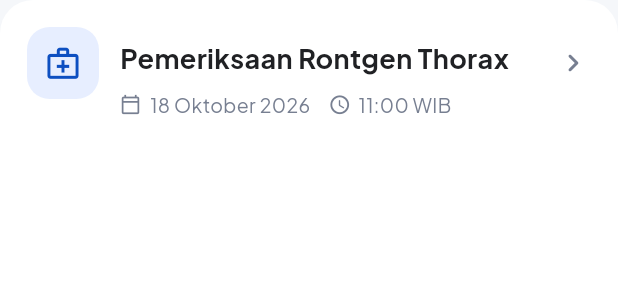
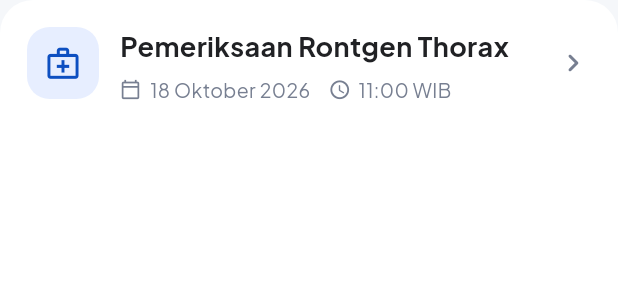
Before and after one commit to Maskhu-codes/pku-gamping-mobile, a Flutter app: the _ResultCard widget shown alone on an empty page, opened directly with sample values from the repository, on a phone screen of 412 x 824 dp. Shown: the top 300 px of the screen. Run offline on Flutter 3.47's test engine with Material 3 defaults, Android fonts, the phone set to English and light mode, and no system bars; our stand-ins replace dio, shared_preferences; accounts and stored records are empty.

Commit message:
Terbaru nih

```diff
--- a/lib/screens/hasil_radiologi_screen.dart
+++ b/lib/screens/hasil_radiologi_screen.dart
@@ -162,7 +162,7 @@ class _ResultCard extends StatelessWidget {
     return Material(
       color: Colors.white,
       borderRadius: BorderRadius.circular(22),
-      elevation: 1,
+
       shadowColor: const Color(0x16000000),
       child: InkWell(
         borderRadius: BorderRadius.circular(22),
@@ -227,8 +227,7 @@ class _ResultInformation extends StatelessWidget {
     return Column(
       crossAxisAlignment: CrossAxisAlignment.start,
       children: [
-        const _AvailableBadge(),
-        const SizedBox(height: 8),
+        const SizedBox(height: 0),
         Text(
           result.title,
           style: const TextStyle(
@@ -237,20 +236,9 @@ class _ResultInformation extends StatelessWidget {
             fontWeight: FontWeight.w700,
           ),
         ),
-        const SizedBox(height: 8),
+        const SizedBox(height: 6),
         _ResultMetadata(result: result),
       ],
-    );
-  }
-}
-
-class _AvailableBadge extends StatelessWidget {
-  const _AvailableBadge();
-
-  @override
-  Widget build(BuildContext context) {
-    return Container(
-
     );
   }
 }
```
Also changed, not shown: lib/screens/hasil_lab_screen.dart (+2 -12 lines).
